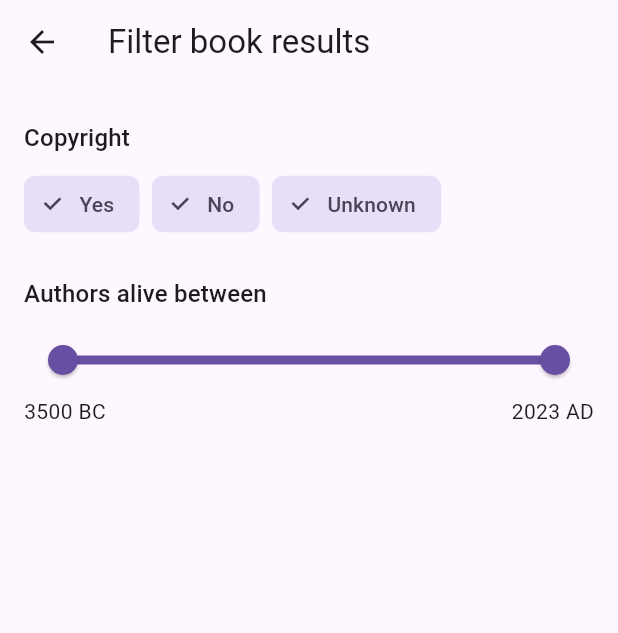
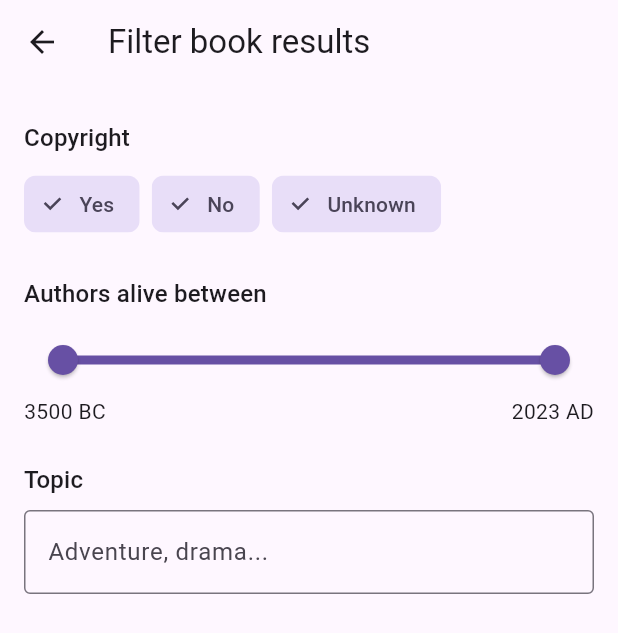
Before and after one commit to davidtakac/gutentag, a Flutter app: the BookSearchScreen screen opened directly, after a tap on the "tune" icon, on a phone screen of 412 x 824 dp. Shown: the top 633 px of the screen. Run offline on Flutter 3.47's test engine with Material 2 defaults, Android fonts, the phone set to English and light mode, and no system bars; our stand-ins replace webview_flutter; generated files the repository leaves out were written again; network calls fail.

Commit message:
Add topic text field

```diff
--- a/lib/data/api_service.dart
+++ b/lib/data/api_service.dart
@@ -27,7 +27,8 @@ class ApiService {
       Sort sortOption,
       List<Copyright> copyrightOptions,
       int authorAliveEarliest,
-      int authorAliveLatest
+      int authorAliveLatest,
+      String topic,
   ) async {
     final String sortOptionString;
     switch(sortOption) {
@@ -42,7 +43,7 @@ class ApiService {
         default: return 'null';
       }
     }).join(",");
-    final response = await http.get(Uri.parse('$_url?sort=$sortOptionString&search=$query&copyright=$copyrightOptionsString&authorStartYear=$authorAliveEarliest&authorEndYear=$authorAliveLatest'));
+    final response = await http.get(Uri.parse('$_url?sort=$sortOptionString&search=$query&copyright=$copyrightOptionsString&authorStartYear=$authorAliveEarliest&authorEndYear=$authorAliveLatest&topic=$topic'));
     if (response.statusCode != 200) return null;
     return BooksResponse.fromJson(jsonDecode(response.body)).toBooks().results;
   }
--- a/lib/l10n/app_en.arb
+++ b/lib/l10n/app_en.arb
@@ -23,5 +23,7 @@
   "search_filter_btn_apply": "Apply",
   "search_filter_title_author": "Authors alive between",
   "search_filter_label_bc": "{year} BC",
-  "search_filter_label_ad": "{year} AD"
+  "search_filter_label_ad": "{year} AD",
+  "search_filter_title_topic": "Topic",
+  "search_filter_hint_topic": "Adventure, drama..."
 }
--- a/lib/presentation/book_search_view_model.dart
+++ b/lib/presentation/book_search_view_model.dart
@@ -17,6 +17,7 @@ class BookSearchViewModel {
   static const authorAliveLatest = 2023;
   final authorAliveBetween = ValueNotifier(RangeValues(authorAliveEarliest.toDouble(), authorAliveLatest.toDouble()));
   final loading = ValueNotifier(false);
+  final topic = ValueNotifier("");
 
   void setSortOption(Sort option) {
     sortOption.value = option;
@@ -38,6 +39,10 @@ class BookSearchViewModel {
     authorAliveBetween.value = values;
   }
 
+  void setTopic(String topic) {
+    this.topic.value = topic;
+  }
+
   void search() async {
     loading.value = true;
     final results = await _searchBooksUseCase.search(
@@ -46,6 +51,7 @@ class BookSearchViewModel {
       copyrightOptions: copyrightOptions.value,
       authorAliveEarliest: authorAliveBetween.value.start.round(),
       authorAliveLatest: authorAliveBetween.value.end.round(),
+      topic: topic.value
     );
     loading.value = false;
     if (results != null) {
--- a/lib/ui/book_search_filter_screen.dart
+++ b/lib/ui/book_search_filter_screen.dart
@@ -4,9 +4,12 @@ import 'package:gutentag/domain/copyright_options.dart';
 import 'package:gutentag/presentation/book_search_view_model.dart';
 
 class BookSearchFilterScreen extends StatelessWidget {
-  const BookSearchFilterScreen({required this.viewModel, super.key});
+  BookSearchFilterScreen({required this.viewModel, super.key}) {
+    topicController.text = viewModel.topic.value;
+  }
 
   final BookSearchViewModel viewModel;
+  final topicController = TextEditingController();
 
   @override
   Widget build(BuildContext context) {
@@ -114,6 +117,24 @@ class BookSearchFilterScreen extends StatelessWidget {
                   ],
                 )
               ],
+            ),
+            const SizedBox(
+              height: 24,
+            ),
+            Text(
+              AppLocalizations.of(context)!.search_filter_title_topic,
+              style: theme.textTheme.titleMedium,
+            ),
+            const SizedBox(
+              height: 8,
+            ),
+            TextField(
+              controller: topicController,
+              decoration: InputDecoration(
+                border: const OutlineInputBorder(),
+                hintText: AppLocalizations.of(context)!.search_filter_hint_topic,
+              ),
+              onChanged: viewModel.setTopic,
             )
           ],
         ),
--- a/lib/ui/book_search_screen.dart
+++ b/lib/ui/book_search_screen.dart
@@ -8,10 +8,12 @@ import 'package:gutentag/ui/book_card.dart';
 import 'package:gutentag/ui/book_search_filter_screen.dart';
 
 class BookSearchScreen extends StatelessWidget {
-  BookSearchScreen({super.key});
+  BookSearchScreen({super.key}) {
+    textController.text = viewModel.query.value;
+  }
 
   final viewModel = BookSearchViewModel(searchBooksUseCase: SearchBooksUseCase(apiService: ApiService()));
-  final _textController = TextEditingController();
+  final textController = TextEditingController();
 
   @override
   Widget build(BuildContext context) {
@@ -20,7 +22,7 @@ class BookSearchScreen extends StatelessWidget {
     return Scaffold(
       appBar: AppBar(
         title: TextField(
-          controller: _textController,
+          controller: textController,
           style: textStyle,
           decoration: InputDecoration(
             border: InputBorder.none,
@@ -77,7 +79,7 @@ class BookSearchScreen extends StatelessWidget {
                         padding: const EdgeInsets.fromLTRB(16, 32, 16, 0),
                         child: Text(value == null
                             ? AppLocalizations.of(context)!.search_idle
-                            : AppLocalizations.of(context)!.search_no_results(_textController.text),
+                            : AppLocalizations.of(context)!.search_no_results(textController.text),
                           style: theme.textTheme.bodyLarge?.copyWith(color: theme.hintColor),
                         ),
                       )
```
Also changed, not shown: lib/domain/search_books_use_case.dart (+9 -1 lines).
